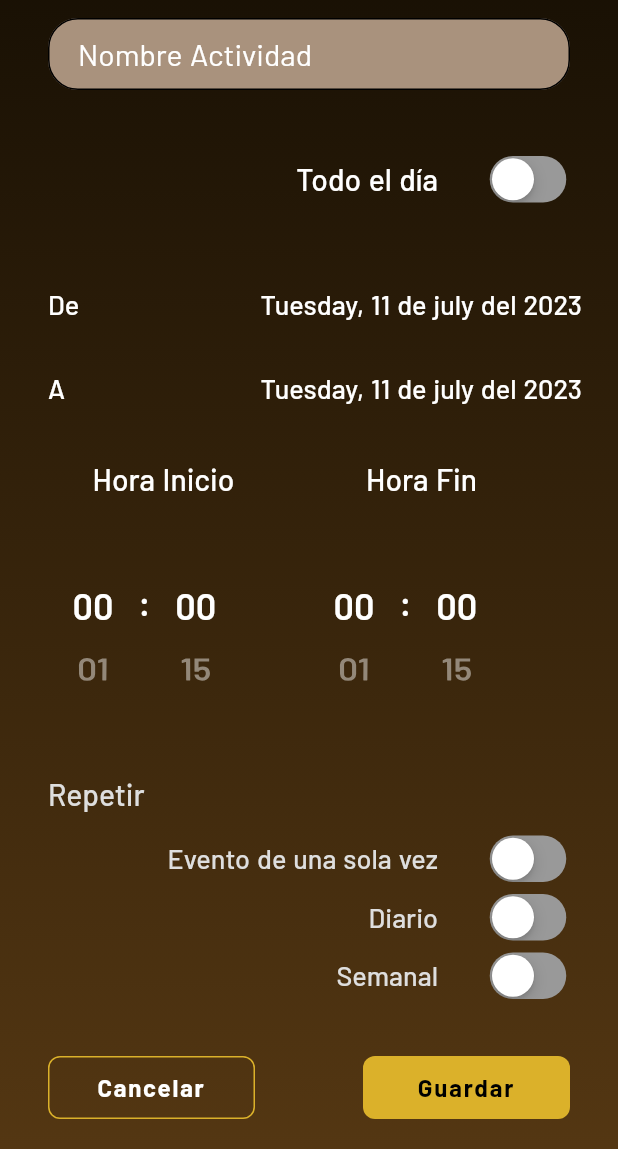
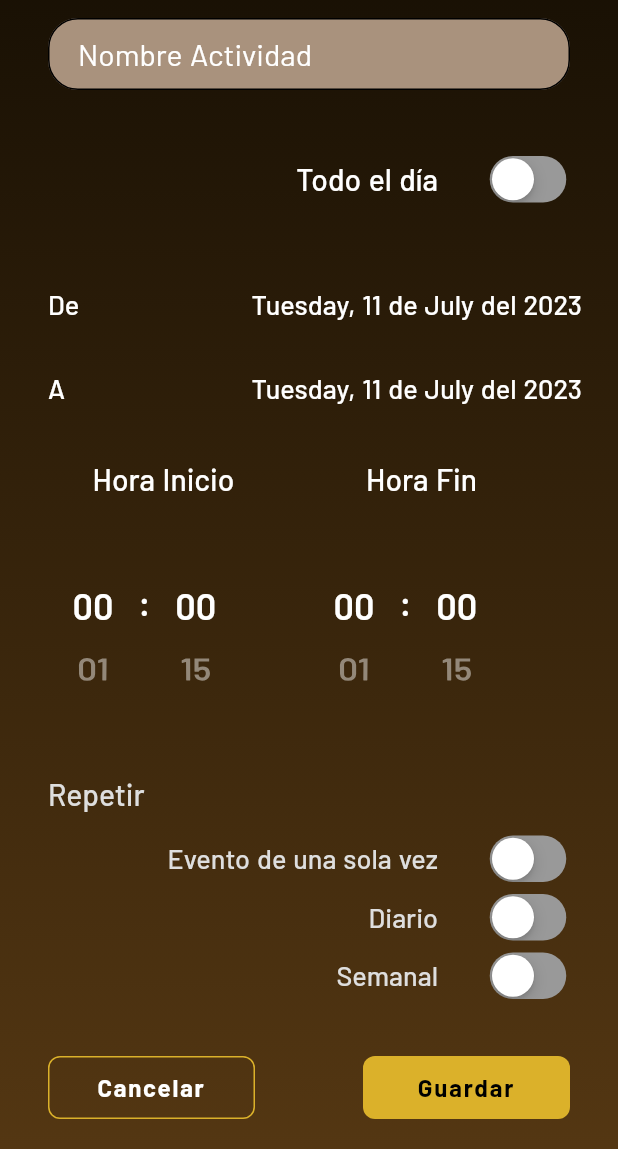
Before and after one commit to jsfenix2016/iff, a Flutter app: the PreviewActivitiesByDate screen opened directly, after a tap on "Añadir actividad", on a phone screen of 412 x 824 dp, the part 87-1236 px from its top. Run offline on Flutter 3.47's test engine with Material 2 defaults, Android fonts, the phone set to English and light mode, and no system bars; our stand-ins replace audioplayers, avatar_glow, camera, device_info_plus, firebase_core, firebase_messaging and 18 more; missing offline and left inert: all_sensors2, country_state_city_picker, dart:ffi, flutter_background_service, flutter_background_service_android, flutter_inapp_purchase and 6 more; accounts and stored records are empty; network calls fail.

Commit message:
Arreglar error en añadir actividad

```diff
--- a/alonefy_app/alonefy_app/lib/Page/AddActivityPage/PageView/addActivity_page.dart
+++ b/alonefy_app/alonefy_app/lib/Page/AddActivityPage/PageView/addActivity_page.dart
@@ -17,9 +17,12 @@ import 'package:ifeelefine/Common/decoration_custom.dart';
 
 class AddActivityPage extends StatefulWidget {
   /// Creates a new GeolocatorWidget.
-  const AddActivityPage({Key? key, required this.isMenu}) : super(key: key);
+  const AddActivityPage({Key? key, required this.isMenu,
+    required this.from, required this.to}) : super(key: key);
 
   final bool isMenu;
+  final DateTime from;
+  final DateTime to;
 
   @override
   State<AddActivityPage> createState() => _AddActivityPageState();
@@ -104,8 +107,13 @@ class _AddActivityPageState extends State<AddActivityPage>
     var date = Jiffy().format('EEEE, d [de] MMMM [del] yyyy');
 
     setState(() {
-      from = date.capitalizeFirst!;
-      to = date.capitalizeFirst!;
+      if (widget.from != null && widget.to != null) {
+        from = Jiffy(widget.from).format('EEEE, d [de] MMMM [del] yyyy');
+        to = Jiffy(widget.to).format('EEEE, d [de] MMMM [del] yyyy');
+      } else {
+        from = date.capitalizeFirst!;
+        to = date.capitalizeFirst!;
+      }
     });
   }
 
--- a/alonefy_app/alonefy_app/lib/Page/PreviewActivitiesFilteredByDate/PageView/previewActivitiesByDate_page.dart
+++ b/alonefy_app/alonefy_app/lib/Page/PreviewActivitiesFilteredByDate/PageView/previewActivitiesByDate_page.dart
@@ -779,7 +779,7 @@ class _PreviewActivitiesByDateState extends State<PreviewActivitiesByDate>
     await Navigator.push(
       context,
       MaterialPageRoute(
-        builder: (context) => AddActivityPage(isMenu: widget.isMenu),
+        builder: (context) => AddActivityPage(isMenu: widget.isMenu, from: _from!, to: _to!),
       ),
     );
 
--- a/alonefy_app/alonefy_app/lib/Page/RestoreMyConfiguration/Controller/restoreController.dart
+++ b/alonefy_app/alonefy_app/lib/Page/RestoreMyConfiguration/Controller/restoreController.dart
@@ -186,7 +186,7 @@ class RestoreController extends GetxController {
   }
 
   void _saveConfig() {
-    _prefs.firstConfig = false;
+    _prefs.firstConfig = true;
     _prefs.config = true;
     _prefs.saveLastScreenRoute("home");
   }
```
